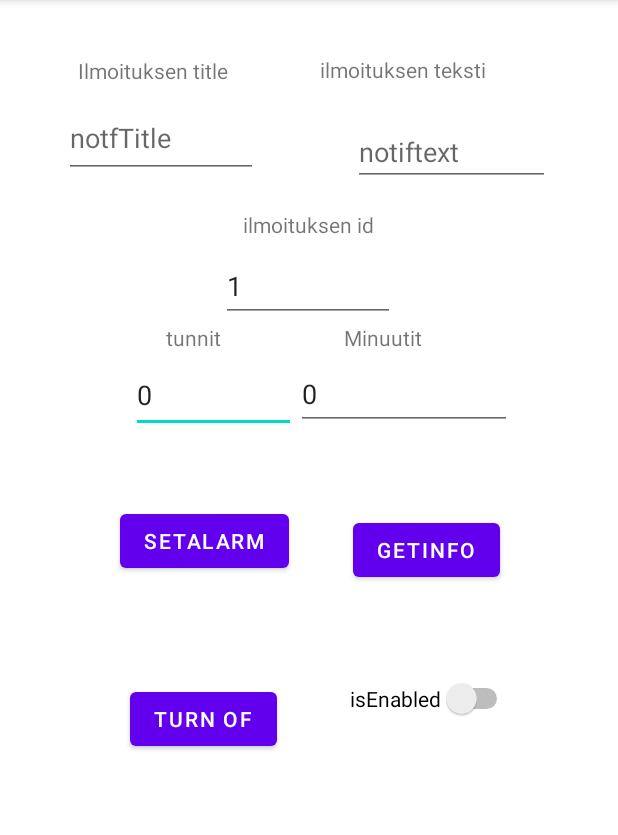
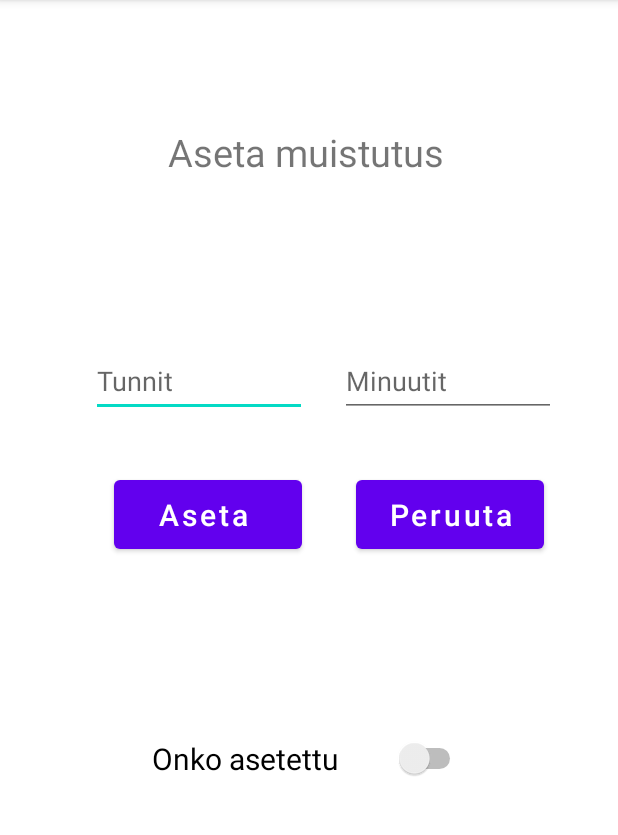
Before and after one commit to Saukho/ryhti, an Android app: the screen it shows after launch (MainActivity), on a phone screen of 412 x 824 dp, the part 84-919 px from its top. Run offline under Robolectric (Android 15) with nearby library versions, the phone set to English and light mode, and no system bars.

Commit message:
Uudistunneet ilmoitukset

```diff
--- a/app/src/main/java/com/example/ryhtiplus/MainActivity.java
+++ b/app/src/main/java/com/example/ryhtiplus/MainActivity.java
@@ -9,6 +9,7 @@ import android.app.PendingIntent;
 import android.content.Intent;
 import android.os.Build;
 import android.os.Bundle;
+import android.util.Log;
 import android.view.View;
 import android.widget.Button;
 import android.widget.EditText;
@@ -28,68 +29,70 @@ public class MainActivity extends AppCompatActivity {
     AlarmManager alarmManager;
     EditText setHour;
     EditText setMinute;
-    EditText setId;
-    Button alarmInfo;
     Switch isAlarmEnabled;
     Button setAlarmButton;
     Button cancleAlarmBtn;
-    EditText notifTitle;
-    EditText notifText;
     AlarmHandler alarmHandler;
 
     @Override
     protected void onCreate(Bundle savedInstanceState) {
         super.onCreate(savedInstanceState);
         setContentView(R.layout.activity_main);
-        createNotificationChannel();
         alarmManager = (AlarmManager) getSystemService(ALARM_SERVICE);
         setHour = findViewById(R.id.setHour);
         setMinute = findViewById(R.id.setMinute);
-        setId = findViewById(R.id.alarmIdSetter);
-        alarmInfo = (Button) findViewById(R.id.getAlarmInfo);
         isAlarmEnabled = (Switch) findViewById(R.id.isAlarmEnabled);
         setAlarmButton = (Button) findViewById(R.id.setAlarmButton);
         cancleAlarmBtn = (Button) findViewById(R.id.cancleAlarmBtn);
-        notifText = (EditText) findViewById(R.id.alarmContextText);
-        notifTitle = (EditText) findViewById(R.id.alarmContextTitle);
-
         alarmHandler = new AlarmHandler(this, alarmManager);
-
-        setId.setText("1");
-        setMinute.setText("0");
-        setHour.setText("0");
+        isAlarmEnabled.setChecked(false);
     }
 
-
-    public void getAlarmInfoOnDisplay(View view){
-
+    @Override
+    protected void onPause() {
+        super.onPause();
+        isAlarmEnabled.setChecked(true);
     }
 
     public void setAlarm(View view){
+        int hour = 0;
+        int minute = 0;
+        //Tarkistaa, että tunti on kokonaisluku, muuten se on 0
+        try {
+             hour = Integer.parseInt(setHour.getText().toString());
+        }catch (NumberFormatException ex) {
 
-        Toast.makeText(MainActivity.this, "ALARM ON", Toast.LENGTH_SHORT).show();
+        }
+        //Tarkistaa, että minuutit on kokonaisluku, muuten ilmoittaa siitä käyttäjälle
+        try {
+            minute = Integer.parseInt(setMinute.getText().toString());
+        }catch (NumberFormatException ex) {
+            Toast.makeText(MainActivity.this, "Anna minuutit kokonaislukuna", Toast.LENGTH_SHORT).show();
+            return;
+        }
 
-        long setTime = turnHourToMls(Integer.valueOf(setHour.getText().toString())) + turnMinuteToMls(Integer.valueOf(setMinute.getText().toString()));
-
+        long setTime = turnHourToMls(hour) + turnMinuteToMls(minute);
         if(setTime  >= 60000){
-            Alarm alarm = new Alarm(Integer.valueOf(setId.getText().toString()), setTime, notifTitle.getText().toString(), notifText.getText().toString(), true);
+            Alarm alarm = new Alarm(1, setTime, "Notification","Text",true);
             alarmHandler.setNewAlarm(alarm);
         } else {
             setTime = 1000;
-            Alarm alarm = new Alarm(Integer.valueOf(setId.getText().toString()), setTime, notifTitle.getText().toString(), notifText.getText().toString(), true);
+            Alarm alarm = new Alarm(1, setTime,"Notification","Text",true);
             alarmHandler.setNewAlarm(alarm);
-
         }
+        isAlarmEnabled.setChecked(true);
+        Toast.makeText(MainActivity.this, "Muistutus on asetettu", Toast.LENGTH_SHORT).show();
     }
 
-    public void cancleAlarmById(View view){
-        Intent intent = new Intent(this, AlarmReciver.class);
-
+    public void cancleAlarm(View view){
+        //tätä pitää vielä muokata
+        /*Intent intent = new Intent(this, AlarmReciver.class);
         pendingIntent = PendingIntent.getBroadcast(this, Integer.valueOf(setId.getText().toString()) + 10, intent, 0);
         alarmManager.cancel(pendingIntent);
-        Toast.makeText(MainActivity.this, "ALARM OFF", Toast.LENGTH_SHORT).show();
+        Toast.makeText(MainActivity.this, "ALARM OFF", Toast.LENGTH_SHORT).show();*/
+        isAlarmEnabled.setChecked(false);
+        Toast.makeText(MainActivity.this, "Muistutus on peruuttu", Toast.LENGTH_SHORT).show();
     }
-
     public long turnHourToMls(int h){
         long mls = h * 1000 * 60 * 60;
         return mls;
@@ -99,16 +102,4 @@ public class MainActivity extends AppCompatActivity {
         return mls;
     }
 
-    public void createNotificationChannel(){
-        if(Build.VERSION.SDK_INT >= Build.VERSION_CODES.O){
-            CharSequence name = "alarm";
-            String description  = "description";
-            int importance = NotificationManager.IMPORTANCE_DEFAULT;
-            NotificationChannel channel = new NotificationChannel("alarm",name, importance);
-            channel.setDescription(description);
-            NotificationManager notificationManager = getSystemService(NotificationManager.class);
-            notificationManager.createNotificationChannel(channel);
-        }
-    }
-
 }
--- a/app/src/main/res/layout/activity_main.xml
+++ b/app/src/main/res/layout/activity_main.xml
@@ -9,180 +9,88 @@
     <!--Added Toggle Button to set the alarm on or off-->
     <!--ByDefault toggleButton is set to false-->
 
-    <TextView
-        android:id="@+id/textView5"
-        android:layout_width="wrap_content"
-        android:layout_height="wrap_content"
-        android:layout_marginBottom="4dp"
-        android:text="Minuutit"
-        app:layout_constraintBottom_toTopOf="@+id/setMinute"
-        app:layout_constraintEnd_toEndOf="parent"
-        app:layout_constraintHorizontal_bias="0.637"
-        app:layout_constraintStart_toStartOf="parent" />
-
     <EditText
         android:id="@+id/setHour"
-        android:layout_width="110dp"
-        android:layout_height="50dp"
-        android:layout_marginTop="24dp"
+        android:layout_width="144dp"
+        android:layout_height="48dp"
+        android:layout_marginTop="88dp"
         android:ems="10"
-        android:hint="Hours"
+        android:hint="Tunnit"
         android:inputType="textPersonName"
         app:layout_constraintEnd_toStartOf="@+id/setMinute"
-        app:layout_constraintHorizontal_bias="1.0"
+        app:layout_constraintHorizontal_bias="0.731"
         app:layout_constraintStart_toStartOf="parent"
-        app:layout_constraintTop_toBottomOf="@+id/alarmIdSetter" />
+        app:layout_constraintTop_toBottomOf="@+id/textViewSetTime" />
 
     <EditText
         android:id="@+id/setMinute"
         android:layout_width="144dp"
         android:layout_height="48dp"
-        android:layout_marginTop="24dp"
+        android:layout_marginTop="88dp"
         android:ems="10"
-        android:hint="Minute"
-        android:inputType="textPersonName"
+        android:hint="Minuutit"
+        android:inputType="time"
         app:layout_constraintEnd_toEndOf="parent"
-        app:layout_constraintHorizontal_bias="0.737"
+        app:layout_constraintHorizontal_bias="0.846"
         app:layout_constraintStart_toStartOf="parent"
-        app:layout_constraintTop_toBottomOf="@+id/alarmIdSetter" />
-
-    <EditText
-        android:id="@+id/alarmIdSetter"
-        android:layout_width="116dp"
-        android:layout_height="47dp"
-        android:ems="10"
-        android:hint="id"
-        android:inputType="textPersonName"
-        app:layout_constraintBottom_toBottomOf="parent"
-        app:layout_constraintEnd_toEndOf="parent"
-        app:layout_constraintHorizontal_bias="0.498"
-        app:layout_constraintStart_toStartOf="parent"
-        app:layout_constraintTop_toTopOf="parent"
-        app:layout_constraintVertical_bias="0.232" />
-
-    <Button
-        android:id="@+id/getAlarmInfo"
-        android:layout_width="wrap_content"
-        android:layout_height="wrap_content"
-        android:layout_marginTop="56dp"
-        android:onClick="getAlarmInfoOnDisplay"
-        android:text="getInfo"
-        app:layout_constraintBottom_toBottomOf="parent"
-        app:layout_constraintEnd_toEndOf="parent"
-        app:layout_constraintHorizontal_bias="0.75"
-        app:layout_constraintStart_toStartOf="parent"
-        app:layout_constraintTop_toBottomOf="@+id/setMinute"
-        app:layout_constraintVertical_bias="0.0" />
+        app:layout_constraintTop_toBottomOf="@+id/textViewSetTime" />
 
     <Switch
         android:id="@+id/isAlarmEnabled"
-        android:layout_width="wrap_content"
-        android:layout_height="wrap_content"
-        android:layout_marginTop="32dp"
-        android:text="isEnabled"
-        app:layout_constraintBottom_toBottomOf="parent"
+        android:layout_width="209dp"
+        android:layout_height="59dp"
+        android:layout_marginTop="92dp"
+        android:editable="false"
+        android:minHeight="48dp"
+        android:text="Onko asetettu"
+        android:textSize="20sp"
         app:layout_constraintEnd_toEndOf="parent"
-        app:layout_constraintHorizontal_bias="0.411"
-        app:layout_constraintStart_toEndOf="@+id/cancleAlarmBtn"
-        app:layout_constraintTop_toBottomOf="@+id/getAlarmInfo"
-        app:layout_constraintVertical_bias="0.093" />
+        app:layout_constraintStart_toStartOf="parent"
+        app:layout_constraintTop_toTopOf="@+id/guideline2" />
 
     <Button
         android:id="@+id/setAlarmButton"
-        android:layout_width="wrap_content"
-        android:layout_height="wrap_content"
-        android:layout_marginStart="80dp"
-        android:layout_marginTop="48dp"
+        android:layout_width="125dp"
+        android:layout_height="58dp"
+        android:layout_marginStart="76dp"
+        android:layout_marginTop="36dp"
         android:onClick="setAlarm"
-        android:text="SetAlarm"
+        android:text="Aseta "
+        android:textAllCaps="false"
+        android:textSize="20sp"
         app:layout_constraintStart_toStartOf="parent"
         app:layout_constraintTop_toBottomOf="@+id/setHour" />
 
     <Button
         android:id="@+id/cancleAlarmBtn"
-        android:layout_width="wrap_content"
-        android:layout_height="wrap_content"
-        android:layout_marginTop="4dp"
-        android:onClick="cancleAlarmById"
-        android:text="turn of"
-        app:layout_constraintBottom_toBottomOf="parent"
+        android:layout_width="125dp"
+        android:layout_height="58dp"
+        android:layout_marginStart="36dp"
+        android:onClick="cancleAlarm"
+        android:text="Peruuta"
+        android:textAllCaps="false"
+        android:textSize="20sp"
+        app:layout_constraintBaseline_toBaselineOf="@+id/setAlarmButton"
+        app:layout_constraintStart_toEndOf="@+id/setAlarmButton" />
+
+    <TextView
+        android:id="@+id/textViewSetTime"
+        android:layout_width="186dp"
+        android:layout_height="58dp"
+        android:layout_marginTop="84dp"
+        android:text="Aseta muistutus"
+        android:textSize="25sp"
         app:layout_constraintEnd_toEndOf="parent"
-        app:layout_constraintHorizontal_bias="0.277"
-        app:layout_constraintStart_toStartOf="parent"
-        app:layout_constraintTop_toBottomOf="@+id/setAlarmButton"
-        app:layout_constraintVertical_bias="0.201" />
-
-    <EditText
-        android:id="@+id/alarmContextTitle"
-        android:layout_width="129dp"
-        android:layout_height="53dp"
-        android:layout_marginTop="16dp"
-        android:ems="10"
-        android:hint="notfTitle"
-        android:inputType="textPersonName"
-        app:layout_constraintBottom_toTopOf="@+id/alarmIdSetter"
-        app:layout_constraintEnd_toEndOf="parent"
-        app:layout_constraintHorizontal_bias="0.152"
+        app:layout_constraintHorizontal_bias="0.497"
         app:layout_constraintStart_toStartOf="parent"
         app:layout_constraintTop_toTopOf="parent" />
 
-    <EditText
-        android:id="@+id/alarmContextText"
-        android:layout_width="131dp"
-        android:layout_height="44dp"
-        android:layout_marginTop="36dp"
-        android:ems="10"
-        android:hint="notiftext"
-        android:inputType="textPersonName"
-        app:layout_constraintBottom_toTopOf="@+id/alarmIdSetter"
-        app:layout_constraintEnd_toEndOf="parent"
-        app:layout_constraintHorizontal_bias="0.583"
-        app:layout_constraintStart_toEndOf="@+id/alarmContextTitle"
-        app:layout_constraintTop_toTopOf="parent" />
-
-    <TextView
-        android:id="@+id/textView"
+    <androidx.constraintlayout.widget.Guideline
+        android:id="@+id/guideline2"
         android:layout_width="wrap_content"
         android:layout_height="wrap_content"
-        android:layout_marginStart="52dp"
-        android:text="Ilmoituksen title"
-        app:layout_constraintBottom_toTopOf="@+id/alarmContextTitle"
-        app:layout_constraintStart_toStartOf="parent"
-        app:layout_constraintTop_toTopOf="parent"
-        app:layout_constraintVertical_bias="0.809" />
-
-    <TextView
-        android:id="@+id/textView2"
-        android:layout_width="wrap_content"
-        android:layout_height="wrap_content"
-        android:layout_marginEnd="88dp"
-        android:text="ilmoituksen teksti"
-        app:layout_constraintBottom_toTopOf="@+id/alarmContextText"
-        app:layout_constraintEnd_toEndOf="parent"
-        app:layout_constraintTop_toTopOf="parent"
-        app:layout_constraintVertical_bias="0.607" />
-
-    <TextView
-        android:id="@+id/textView3"
-        android:layout_width="wrap_content"
-        android:layout_height="wrap_content"
-        android:layout_marginBottom="8dp"
-        android:text="ilmoituksen id"
-        app:layout_constraintBottom_toTopOf="@+id/alarmIdSetter"
-        app:layout_constraintEnd_toEndOf="parent"
-        app:layout_constraintHorizontal_bias="0.498"
-        app:layout_constraintStart_toStartOf="parent" />
-
-    <TextView
-        android:id="@+id/textView4"
-        android:layout_width="wrap_content"
-        android:layout_height="wrap_content"
-        android:layout_marginBottom="4dp"
-        android:text="tunnit"
-        app:layout_constraintBottom_toTopOf="@+id/setHour"
-        app:layout_constraintEnd_toEndOf="parent"
-        app:layout_constraintHorizontal_bias="0.294"
-        app:layout_constraintStart_toStartOf="parent" />
+        android:orientation="horizontal"
+        app:layout_constraintGuide_percent="0.5" />
 
 
 </androidx.constraintlayout.widget.ConstraintLayout>
```
Also changed, not shown: app/src/main/java/com/example/ryhtiplus/AlarmHandler.java (+2 -35 lines), app/src/main/java/com/example/ryhtiplus/AlarmReciver.java (+32 -37 lines), app/src/main/java/com/example/ryhtiplus/SendNotification.java (deleted, +0 -51 lines).
